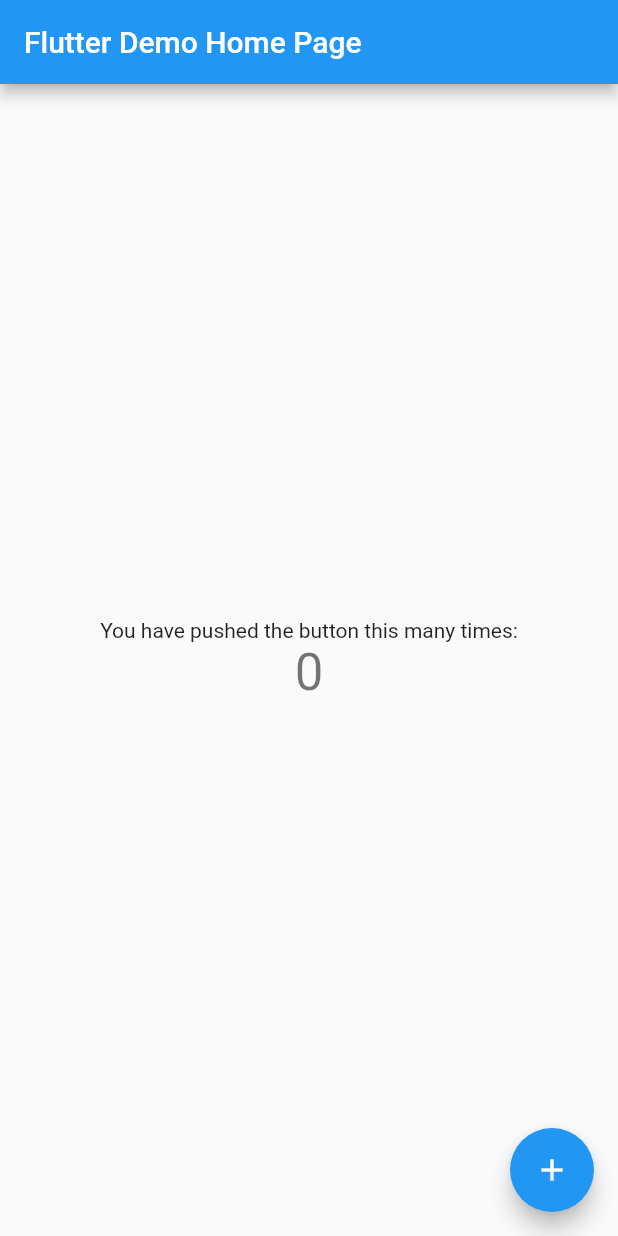
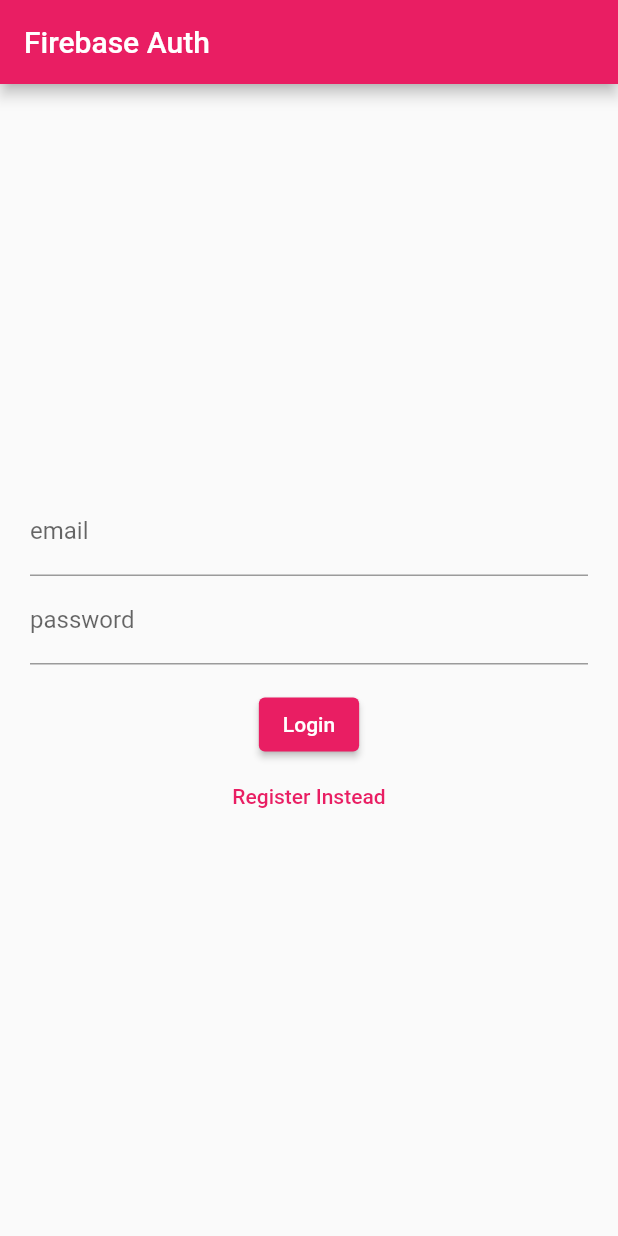
Before and after one commit to 26june/walkerrr, a Flutter app: the screen it shows after launch, on a phone screen of 412 x 824 dp. Run offline on Flutter 3.47's test engine with Material 2 defaults, Android fonts, the phone set to English and light mode, and no system bars; our stand-ins replace firebase_auth, firebase_core; accounts and stored records are empty.

Commit message:
firebase init + login page

```diff
--- /dev/null
+++ b/lib/auth.dart
@@ -0,0 +1,29 @@
+import 'package:firebase_auth/firebase_auth.dart';
+
+class Auth {
+  final FirebaseAuth _firebaseAuth = FirebaseAuth.instance;
+
+  User? get currentUser => _firebaseAuth.currentUser;
+
+  Stream<User?> get authStateChanges => _firebaseAuth.authStateChanges();
+
+  Future<void> signInWithEmailAndPassword({
+    required String email,
+    required String password,
+  }) async {
+    await _firebaseAuth.signInWithEmailAndPassword(
+        email: email, password: password);
+  }
+
+  Future<void> createUserWithEmailAndPassword({
+    required String email,
+    required String password,
+  }) async {
+    await _firebaseAuth.createUserWithEmailAndPassword(
+        email: email, password: password);
+  }
+
+  Future<void> signOut() async {
+    await _firebaseAuth.signOut();
+  }
+}
--- a/lib/main.dart
+++ b/lib/main.dart
@@ -1,115 +1,26 @@
+import 'package:flutter/foundation.dart';
 import 'package:flutter/material.dart';
+import 'widget_tree.dart';
+import 'package:firebase_core/firebase_core.dart';
 
-void main() {
+Future<void> main() async {
+  WidgetsFlutterBinding.ensureInitialized();
+  await Firebase.initializeApp();
+
   runApp(const MyApp());
 }
 
 class MyApp extends StatelessWidget {
   const MyApp({super.key});
 
-  // This widget is the root of your application.
   @override
   Widget build(BuildContext context) {
     return MaterialApp(
-      title: 'Flutter Demo',
+      debugShowCheckedModeBanner: false,
       theme: ThemeData(
-        // This is the theme of your application.
-        //
-        // Try running your application with "flutter run". You'll see the
-        // application has a blue toolbar. Then, without quitting the app, try
-        // changing the primarySwatch below to Colors.green and then invoke
-        // "hot reload" (press "r" in the console where you ran "flutter run",
-        // or simply save your changes to "hot reload" in a Flutter IDE).
-        // Notice that the counter didn't reset back to zero; the application
-        // is not restarted.
-        primarySwatch: Colors.blue,
+        primarySwatch: Colors.pink
       ),
-      home: const MyHomePage(title: 'Flutter Demo Home Page'),
+      home: const WidgetTree(),
     );
   }
 }
-
-class MyHomePage extends StatefulWidget {
-  const MyHomePage({super.key, required this.title});
-
-  // This widget is the home page of your application. It is stateful, meaning
-  // that it has a State object (defined below) that contains fields that affect
-  // how it looks.
-
-  // This class is the configuration for the state. It holds the values (in this
-  // case the title) provided by the parent (in this case the App widget) and
-  // used by the build method of the State. Fields in a Widget subclass are
-  // always marked "final".
-
-  final String title;
-
-  @override
-  State<MyHomePage> createState() => _MyHomePageState();
-}
-
-class _MyHomePageState extends State<MyHomePage> {
-  int _counter = 0;
-
-  void _incrementCounter() {
-    setState(() {
-      // This call to setState tells the Flutter framework that something has
-      // changed in this State, which causes it to rerun the build method below
-      // so that the display can reflect the updated values. If we changed
-      // _counter without calling setState(), then the build method would not be
-      // called again, and so nothing would appear to happen.
-      _counter++;
-    });
-  }
-
-  @override
-  Widget build(BuildContext context) {
-    // This method is rerun every time setState is called, for instance as done
-    // by the _incrementCounter method above.
-    //
-    // The Flutter framework has been optimized to make rerunning build methods
-    // fast, so that you can just rebuild anything that needs updating rather
-    // than having to individually change instances of widgets.
-    return Scaffold(
-      appBar: AppBar(
-        // Here we take the value from the MyHomePage object that was created by
-        // the App.build method, and use it to set our appbar title.
-        title: Text(widget.title),
-      ),
-      body: Center(
-        // Center is a layout widget. It takes a single child and positions it
-        // in the middle of the parent.
-        child: Column(
-          // Column is also a layout widget. It takes a list of children and
-          // arranges them vertically. By default, it sizes itself to fit its
-          // children horizontally, and tries to be as tall as its parent.
-          //
-          // Invoke "debug painting" (press "p" in the console, choose the
-          // "Toggle Debug Paint" action from the Flutter Inspector in Android
-          // Studio, or the "Toggle Debug Paint" command in Visual Studio Code)
-          // to see the wireframe for each widget.
-          //
-          // Column has various properties to control how it sizes itself and
-          // how it positions its children. Here we use mainAxisAlignment to
-          // center the children vertically; the main axis here is the vertical
-          // axis because Columns are vertical (the cross axis would be
-          // horizontal).
-          mainAxisAlignment: MainAxisAlignment.center,
-          children: <Widget>[
-            const Text(
-              'You have pushed the button this many times:',
-            ),
-            Text(
-              '$_counter',
-              style: Theme.of(context).textTheme.headline4,
-            ),
-          ],
-        ),
-      ),
-      floatingActionButton: FloatingActionButton(
-        onPressed: _incrementCounter,
-        tooltip: 'Increment',
-        child: const Icon(Icons.add),
-      ), // This trailing comma makes auto-formatting nicer for build methods.
-    );
-  }
-}
--- /dev/null
+++ b/lib/pages/login_register_page.dart
@@ -0,0 +1,104 @@
+import 'package:flutter/material.dart';
+import 'package:firebase_auth/firebase_auth.dart';
+import 'package:walkerrr/auth.dart';
+
+class LoginPage extends StatefulWidget {
+  const LoginPage({super.key});
+
+  @override
+  State<LoginPage> createState() => _LoginPageState();
+}
+
+class _LoginPageState extends State<LoginPage> {
+  String? errorMessage = "";
+  bool isLogin = true;
+
+  final TextEditingController _controllerEmail = TextEditingController();
+  final TextEditingController _controllerPassword = TextEditingController();
+
+  Future<void> signInWithEmailAndPassword() async {
+    try {
+      await Auth().signInWithEmailAndPassword(
+          email: _controllerEmail.text, password: _controllerPassword.text);
+    } on FirebaseAuthException catch (e) {
+      setState(() {
+        errorMessage = e.message;
+      });
+    }
+  }
+
+  Future<void> createUserWithEmailAndPassword() async {
+    try {
+      await Auth().createUserWithEmailAndPassword(
+          email: _controllerEmail.text, password: _controllerPassword.text);
+    } on FirebaseAuthException catch (e) {
+      setState(() {
+        errorMessage = e.message;
+      });
+    }
+  }
+
+  Widget _title() {
+    return const Text("Firebase Auth");
+  }
+
+  Widget _entryField(
+    String title,
+    TextEditingController controller,
+  ) {
+    return TextField(
+      controller: controller,
+      decoration: InputDecoration(
+        labelText: title,
+      ),
+    );
+  }
+
+  Widget _errorMessage() {
+    return Text(errorMessage == "" ? "" : "Error: $errorMessage");
+  }
+
+  Widget _submitButton() {
+    return ElevatedButton(
+        onPressed: isLogin
+            ? signInWithEmailAndPassword
+            : createUserWithEmailAndPassword,
+        child: Text(isLogin ? "Login" : "Register"));
+  }
+
+  Widget _loginOrRegisterButton() {
+    return TextButton(
+        onPressed: () {
+          setState(() {
+            isLogin = !isLogin;
+          });
+        },
+        child: Text(isLogin ? "Register Instead" : "Login Instead"));
+  }
+
+  @override
+  Widget build(BuildContext context) {
+    return Scaffold(
+      appBar: AppBar(
+        title: _title(),
+      ),
+
+      body: Container(
+        height: double.infinity,
+        width: double.infinity,
+        padding: const EdgeInsets.all(20),
+        child: Column(
+          crossAxisAlignment: CrossAxisAlignment.center,
+          mainAxisAlignment: MainAxisAlignment.center,
+          children: <Widget>[
+            _entryField("email", _controllerEmail),
+            _entryField("password", _controllerPassword),
+            _errorMessage(),
+            _submitButton(),
+            _loginOrRegisterButton(),
+          ],
+        ),
+      ),
+    );
+  }
+}
--- /dev/null
+++ b/lib/widget_tree.dart
@@ -0,0 +1,27 @@
+import 'package:flutter/material.dart';
+import 'package:walkerrr/auth.dart';
+import 'package:walkerrr/pages/home_page.dart';
+import 'package:walkerrr/pages/login_register_page.dart';
+
+class WidgetTree extends StatefulWidget {
+  const WidgetTree({super.key});
+
+  @override
+  State<WidgetTree> createState() => _WidgetTreeState();
+}
+
+class _WidgetTreeState extends State<WidgetTree> {
+  @override
+  Widget build(BuildContext context) {
+    return StreamBuilder(
+      stream: Auth().authStateChanges,
+      builder: (context, snapshot) {
+        if (snapshot.hasData) {
+          return HomePage();
+        } else {
+          return LoginPage();
+        }
+      },
+    );
+  }
+}
--- a/pubspec.yaml
+++ b/pubspec.yaml
@@ -36,6 +36,8 @@
   # The following adds the Cupertino Icons font to your application.
   # Use with the CupertinoIcons class for iOS style icons.
   cupertino_icons: ^1.0.2
+  firebase_auth: ^4.2.1
+  firebase_core: ^2.4.0
 
 dev_dependencies:
   flutter_test:
```
Also changed, not shown: lib/pages/home_page.dart (added, +50 -0 lines), pubspec.lock, 4 other files.
